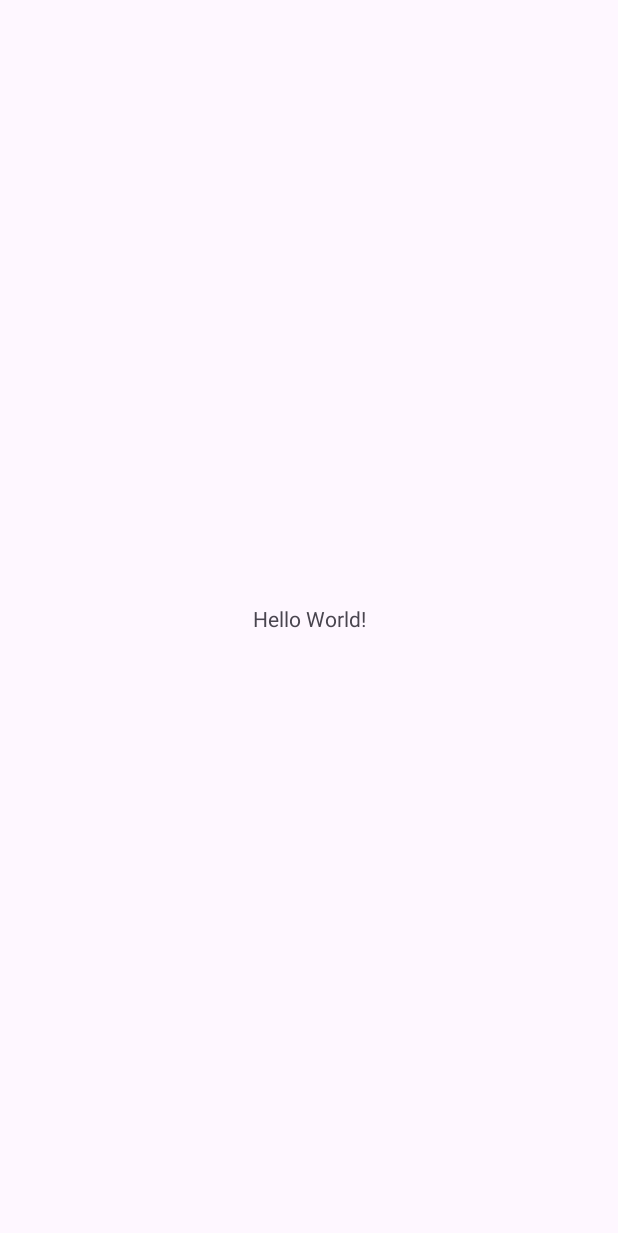
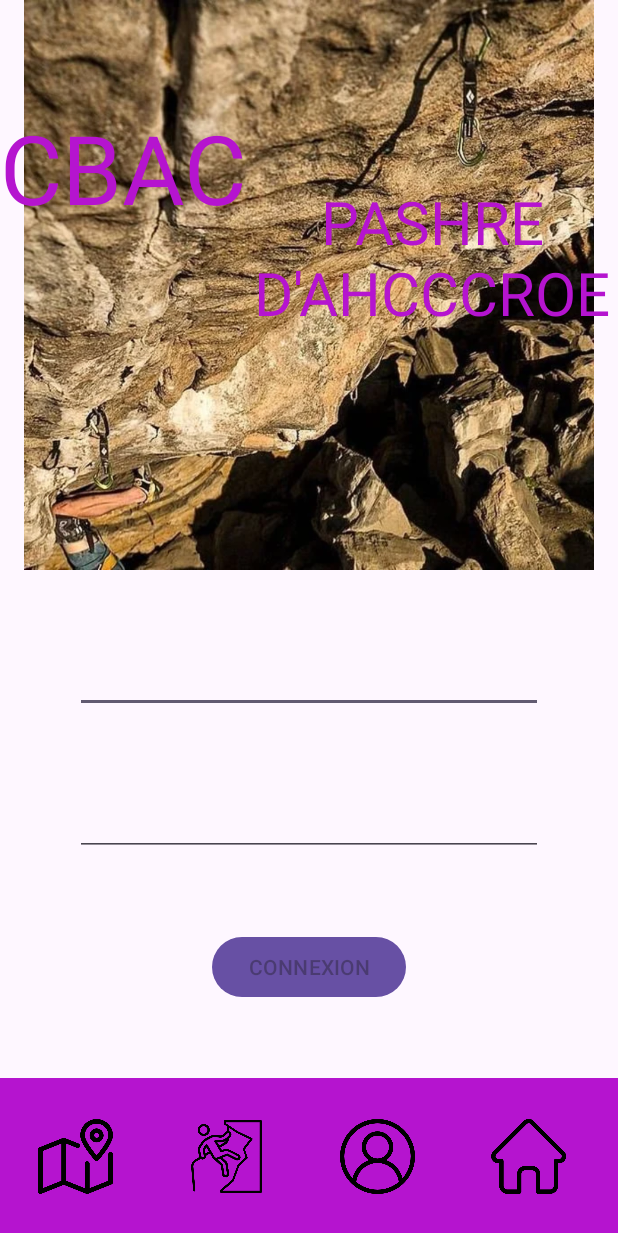
Before and after one commit to beieb/CBACProject, an Android app: the screen it shows after launch (MainActivity), on a phone screen of 412 x 824 dp. Before the commit the part shown is almost empty. Shown: the top 1233 px of the screen. Run offline under Robolectric (Android 15) with nearby library versions, the phone set to English and light mode, and no system bars.

Commit message:
finish HomePageNoConnect

```diff
--- a/app/src/main/java/com/example/cbacproject/MainActivity.java
+++ b/app/src/main/java/com/example/cbacproject/MainActivity.java
@@ -9,6 +9,6 @@ public class MainActivity extends AppCompatActivity {
     @Override
     protected void onCreate(Bundle savedInstanceState) {
         super.onCreate(savedInstanceState);
-        setContentView(R.layout.activity_main);
+        setContentView(R.layout.home_page_no_connect);
     }
 }
--- /dev/null
+++ b/app/src/main/res/layout/home_page_no_connect.xml
@@ -0,0 +1,120 @@
+<?xml version="1.0" encoding="utf-8"?>
+<RelativeLayout
+    android:layout_width="match_parent"
+    android:layout_height="match_parent"
+    xmlns:android="http://schemas.android.com/apk/res/android"
+    >
+    <FrameLayout
+        android:id="@+id/frame"
+        android:layout_height="wrap_content"
+        android:layout_width="wrap_content">
+
+
+        <ImageView
+            android:layout_gravity="top|center_vertical"
+            android:layout_width="wrap_content"
+            android:layout_height="380dp"
+            android:src="@drawable/homeimageone"
+            >
+        </ImageView>
+        <LinearLayout
+            android:layout_width="wrap_content"
+            android:layout_height="wrap_content"
+            android:orientation="horizontal">
+        <TextView
+            android:layout_width="match_parent"
+            android:layout_height="match_parent"
+            android:textSize="64sp"
+            android:textColorHint="@color/purpletitle"
+            android:hint="@string/titlehomepage"
+            android:gravity="center" />
+        <TextView
+            android:layout_width="match_parent"
+            android:layout_height="match_parent"
+            android:textSize="40sp"
+            android:textColorHint="@color/purpletitle"
+            android:hint="@string/phraseacroche"
+            android:gravity="center"
+            android:layout_marginTop="120dp"/>
+        </LinearLayout>
+    </FrameLayout>
+
+    <EditText
+        android:id="@+id/connectionName"
+        android:layout_width="match_parent"
+        android:layout_height="wrap_content"
+        android:layout_marginHorizontal="50dp"
+        android:layout_marginVertical="50dp"
+        android:autofillHints="test"
+        android:layout_below="@id/frame"
+        >
+    </EditText>
+    <EditText
+        android:id="@+id/connectionPassword"
+        android:layout_width="match_parent"
+        android:layout_height="wrap_content"
+        android:layout_marginHorizontal="50dp"
+        android:autofillHints="test"
+        android:layout_below="@id/connectionName"
+        >
+    </EditText>
+
+    <Button
+        android:id="@+id/ButtonConnexion"
+        android:layout_width="wrap_content"
+        android:layout_height="wrap_content"
+        android:onClick="OnClick"
+        android:hint="@string/Connexion"
+        android:layout_below="@id/connectionPassword"
+        android:layout_centerHorizontal="true"
+        android:layout_marginVertical="50dp" />
+
+    <androidx.appcompat.widget.Toolbar
+
+        android:id="@+id/mytoolbar"
+        android:layout_height="match_parent"
+        android:layout_width="match_parent"
+        android:elevation="4dp"
+        android:theme="?attr/actionBarTheme"
+        android:layout_below="@+id/ButtonConnexion"
+        android:layout_alignParentBottom="true"
+        android:background="@color/purpletitle"
+
+        >
+        <ImageButton
+            android:layout_marginHorizontal="25dp"
+            android:layout_width="50dp"
+            android:layout_height="50dp"
+            android:onClick="OnClick"
+            android:background="@drawable/map"
+            >
+        </ImageButton>
+        <ImageButton
+            android:layout_marginHorizontal="25dp"
+            android:layout_width="50dp"
+            android:layout_height="50dp"
+            android:onClick="OnClick"
+            android:background="@drawable/mountaineer"
+            >
+        </ImageButton>
+        <ImageButton
+            android:layout_marginHorizontal="25dp"
+            android:layout_width="50dp"
+            android:layout_height="50dp"
+            android:onClick="OnClick"
+            android:background="@drawable/user"
+            >
+        </ImageButton>
+        <ImageButton
+            android:layout_marginHorizontal="25dp"
+
+            android:layout_width="50dp"
+            android:layout_height="50dp"
+            android:onClick="OnClick"
+            android:background="@drawable/home"
+            >
+        </ImageButton>
+    </androidx.appcompat.widget.Toolbar>
+
+
+</RelativeLayout>
--- a/app/src/main/res/values/colors.xml
+++ b/app/src/main/res/values/colors.xml
@@ -2,4 +2,6 @@
 <resources>
     <color name="black">#FF000000</color>
     <color name="white">#FFFFFFFF</color>
+    <color name="purpletitle">#B514CF</color>
+
 </resources>
--- a/app/src/main/res/values/strings.xml
+++ b/app/src/main/res/values/strings.xml
@@ -1,3 +1,6 @@
 <resources>
     <string name="app_name">CBACProject</string>
+    <string name="titlehomepage">CBAC</string>
+    <string name="phraseacroche">PASHRE D\'AHCCCROE</string>
+    <string name="Connexion">CONNEXION</string>
 </resources>
```
Also changed, not shown: app/src/main/res/drawable/home.png (added), app/src/main/res/drawable/homeimageone.png (added), app/src/main/res/drawable/map.png (added), app/src/main/res/drawable/mountaineer.png (added), app/src/main/res/drawable/user.png (added).
